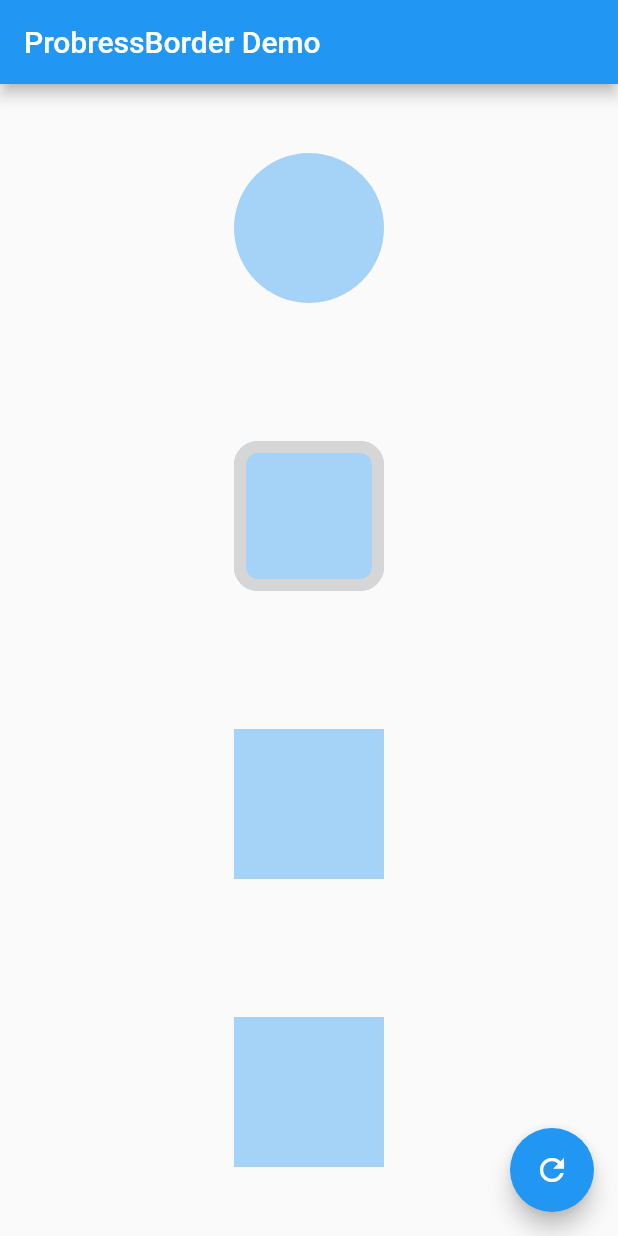
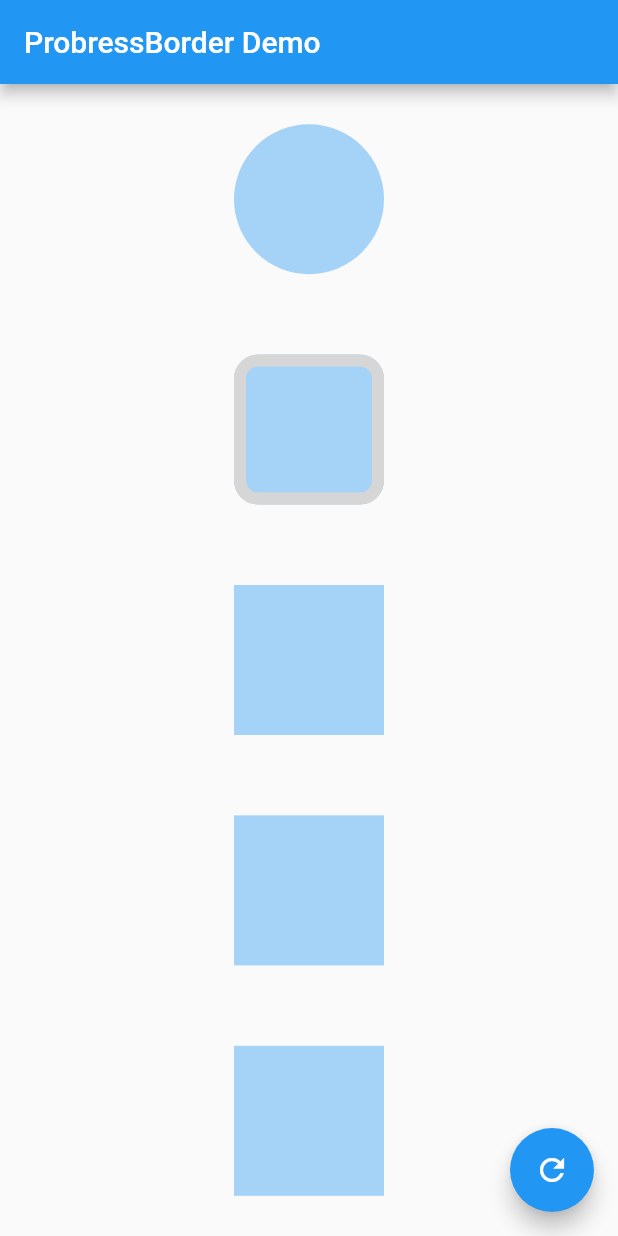
Before and after one commit to shirne/progress_border, a Flutter app: the screen it shows after launch, on a phone screen of 412 x 824 dp. Run offline on Flutter 3.47's test engine with Material 2 defaults, Android fonts, the phone set to English and light mode, and no system bars.

Commit message:
Add strokeAlign

```diff
--- a/example/lib/main.dart
+++ b/example/lib/main.dart
@@ -127,12 +127,29 @@ class _MyHomePageState extends State<MyHomePage>
                 height: 100,
                 decoration: BoxDecoration(
                   color: Colors.blue.withAlpha(100),
-                  border: animationController.value >= 1
-                      ? Border.all(
-                          color: Colors.blue,
-                          width: 8,
-                        )
-                      : null,
+                  border: ProgressBorder.all(
+                    color: Colors.blue,
+                    width: 8,
+                    strokeAlign: BorderSide.strokeAlignCenter,
+                    progress: animationController.value,
+                  ),
+                ),
+              ),
+            ),
+          ),
+          Expanded(
+            child: Center(
+              child: Container(
+                width: 100,
+                height: 100,
+                decoration: BoxDecoration(
+                  color: Colors.blue.withAlpha(100),
+                  border: ProgressBorder.all(
+                    color: Colors.blue,
+                    width: 8,
+                    strokeAlign: BorderSide.strokeAlignOutside,
+                    progress: animationController.value,
+                  ),
                 ),
               ),
             ),
--- a/example/pubspec.yaml
+++ b/example/pubspec.yaml
@@ -20,7 +20,7 @@ publish_to: 'none' # Remove this line if you wish to publish to pub.dev
 version: 1.0.0+1
 
 environment:
-  sdk: '>=2.18.2 <3.0.0'
+  sdk: '>=2.18.2 <4.0.0'
 
 # Dependencies specify other packages that your package needs in order to work.
 # To automatically upgrade your package dependencies to the latest versions
--- a/lib/src/progress_border.dart
+++ b/lib/src/progress_border.dart
@@ -47,6 +47,7 @@ class ProgressBorder extends BoxBorder {
     Color color = const Color(0xFF000000),
     double width = 1.0,
     BorderStyle style = BorderStyle.solid,
+    double strokeAlign = -1,
     double? progress,
     Border? backgroundBorder,
   }) {
@@ -54,6 +55,7 @@ class ProgressBorder extends BoxBorder {
       color: color,
       width: width,
       style: style,
+      strokeAlign: strokeAlign,
     );
     return ProgressBorder.fromBorderSide(side, progress, backgroundBorder);
   }
@@ -105,7 +107,11 @@ class ProgressBorder extends BoxBorder {
   }
 
   @override
-  bool get isUniform => _colorIsUniform && _widthIsUniform && _styleIsUniform;
+  bool get isUniform =>
+      _colorIsUniform &&
+      _widthIsUniform &&
+      _styleIsUniform &&
+      _strokeAlignIsUniform;
 
   bool get _colorIsUniform {
     final Color topColor = top.color;
@@ -126,6 +132,13 @@ class ProgressBorder extends BoxBorder {
     return right.style == topStyle &&
         bottom.style == topStyle &&
         left.style == topStyle;
+  }
+
+  bool get _strokeAlignIsUniform {
+    final double topStrokeAlign = top.strokeAlign;
+    return right.strokeAlign == topStrokeAlign &&
+        bottom.strokeAlign == topStrokeAlign &&
+        left.strokeAlign == topStrokeAlign;
   }
 
   @override
@@ -200,8 +213,10 @@ class ProgressBorder extends BoxBorder {
         case BorderStyle.solid:
           switch (shape) {
             case BoxShape.circle:
-              assert(borderRadius == null,
-                  'A borderRadius can only be given for rectangular boxes.');
+              assert(
+                borderRadius == null,
+                'A borderRadius can only be given for rectangular boxes.',
+              );
               _paintUniformBorderWithCircle(canvas, rect, top, progress ?? 1);
               break;
             case BoxShape.rectangle:
@@ -236,6 +251,8 @@ class ProgressBorder extends BoxBorder {
           if (!_colorIsUniform) ErrorDescription('BorderSide.color'),
           if (!_widthIsUniform) ErrorDescription('BorderSide.width'),
           if (!_styleIsUniform) ErrorDescription('BorderSide.style'),
+          if (!_strokeAlignIsUniform)
+            ErrorDescription('BorderSide.strokeAlign'),
         ]);
       }
       return true;
@@ -303,7 +320,12 @@ class ProgressBorder extends BoxBorder {
   ) {
     assert(side.style != BorderStyle.none);
     final Paint paint = Paint()..color = side.color;
-    final RRect outer = borderRadius.toRRect(rect);
+    RRect outer = borderRadius.toRRect(rect);
+    if (side.strokeAlign != BorderSide.strokeAlignCenter) {
+      outer = outer.inflate(
+        side.width * (side.strokeAlign - BorderSide.strokeAlignInside) / 2,
+      );
+    }
     final double halfWidth = side.width / 2;
     if (halfWidth <= 0.0) {
       paint
@@ -368,6 +390,11 @@ class ProgressBorder extends BoxBorder {
     double progress,
   ) {
     assert(side.style != BorderStyle.none);
+    if (side.strokeAlign != BorderSide.strokeAlignCenter) {
+      rect = rect.inflate(
+        side.width * (side.strokeAlign - BorderSide.strokeAlignInside) / 2,
+      );
+    }
     final double width = side.width;
     final Paint paint = side.toPaint();
     final double radius = (rect.shortestSide - width) / 2.0;
@@ -395,6 +422,11 @@ class ProgressBorder extends BoxBorder {
     double progress,
   ) {
     assert(side.style != BorderStyle.none);
+    if (side.strokeAlign != BorderSide.strokeAlignInside) {
+      rect = rect.inflate(
+        side.width * (side.strokeAlign - BorderSide.strokeAlignInside) / 2,
+      );
+    }
     final double halfWidth = side.width / 2;
     final Paint paint = side.toPaint();
 
--- a/pubspec.yaml
+++ b/pubspec.yaml
@@ -1,10 +1,11 @@
 name: progress_border
 description: A BoxBorder like Border but draw part of the border according to the progress, supported circle, rect, rectangle.
-version: 0.0.2
+version: 0.1.0
 homepage: https://github.com/shirne/progress_border
 
 environment:
-  sdk: '>=2.12.0 <3.0.0'
+  sdk: '>=2.12.0 <4.0.0'
+  flutter: '>=3.7.0'
 
 dependencies:
   flutter:
```
Also changed, not shown: example/pubspec.lock, 1 other file.
